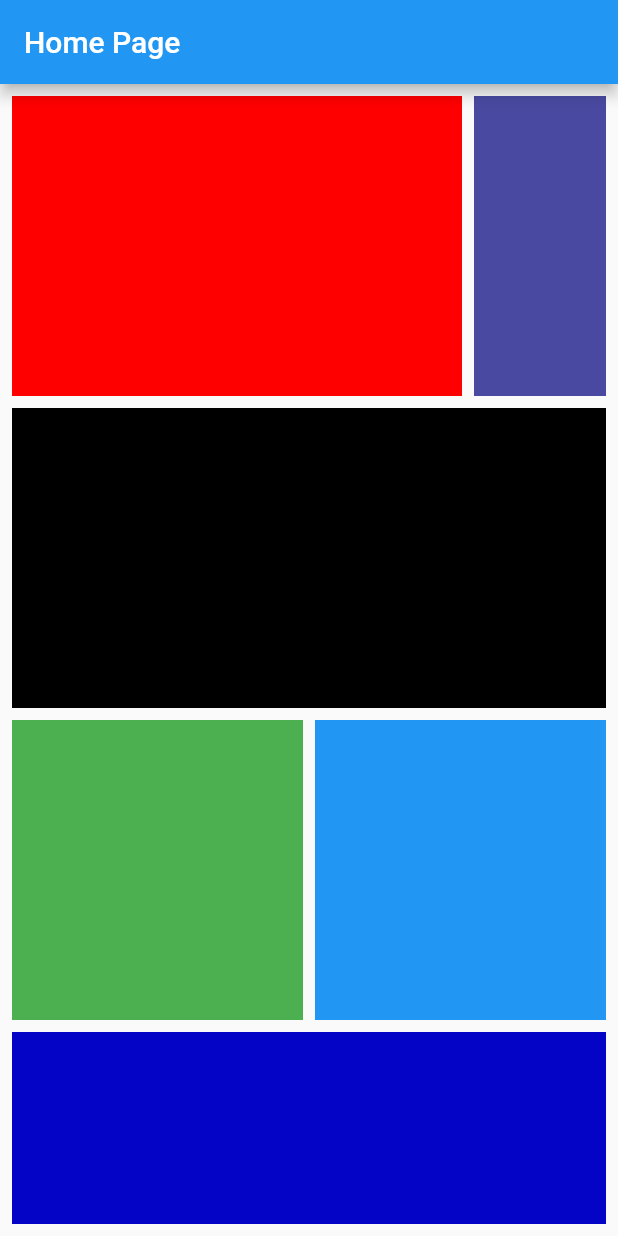
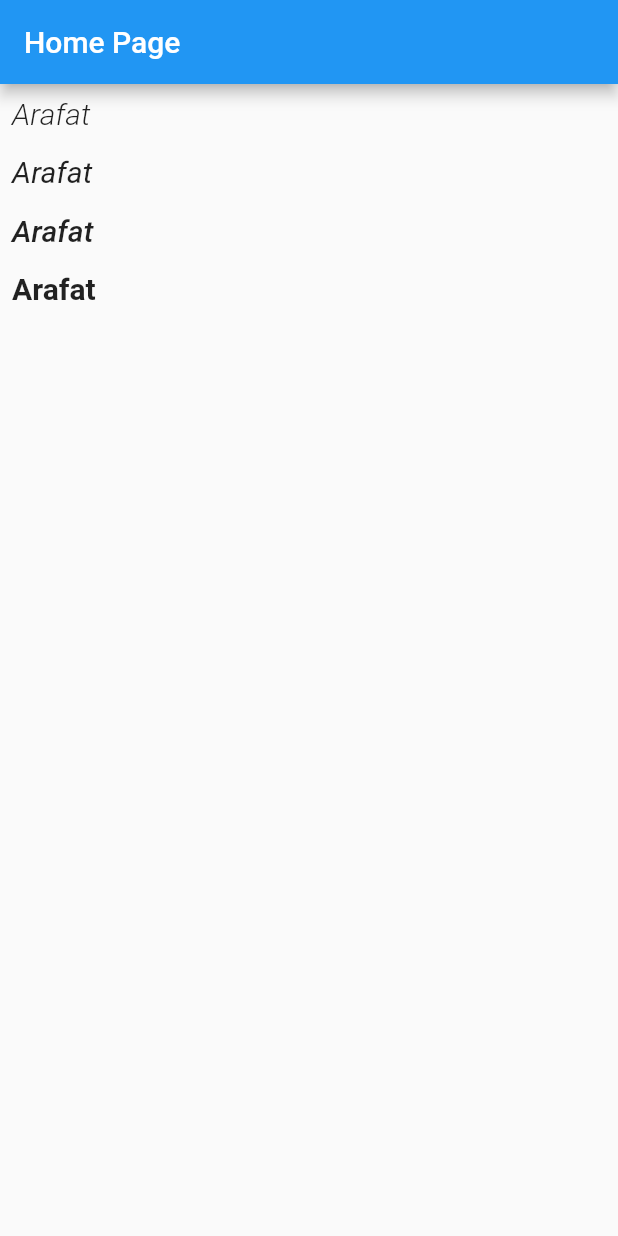
Before and after one commit to arafat-islam/widgettest, a Flutter app: the screen it shows after launch, on a phone screen of 412 x 824 dp. Run offline on Flutter 3.47's test engine with Material 2 defaults, Android fonts, the phone set to English and light mode, and no system bars.

Commit message:
added ListView

```diff
--- /dev/null
+++ b/lib/ListView.dart
@@ -0,0 +1,55 @@
+import 'package:flutter/material.dart';
+
+class MyListView extends StatelessWidget {
+  MyListView({super.key});
+
+  @override
+  Widget build(BuildContext context) {
+    return ListView(
+      scrollDirection: Axis.vertical,
+      reverse: false,
+      children: [
+        Padding(
+          padding: EdgeInsets.all(8.0),
+          child: Text(
+            'Arafat',
+            style: TextStyle(
+                fontSize: 20,
+                fontStyle: FontStyle.italic,
+                fontWeight: FontWeight.w300),
+          ),
+        ),
+        Padding(
+          padding: EdgeInsets.all(8.0),
+          child: Text(
+            'Arafat',
+            style: TextStyle(
+                fontSize: 20,
+                fontStyle: FontStyle.italic,
+                fontWeight: FontWeight.w400),
+          ),
+        ),
+        Padding(
+          padding: EdgeInsets.all(8.0),
+          child: Text(
+            'Arafat',
+            style: TextStyle(
+                fontSize: 20,
+                fontStyle: FontStyle.italic,
+                fontWeight: FontWeight.w500),
+          ),
+        ),
+        Padding(
+          padding: EdgeInsets.all(8.0),
+          child: Text(
+            'Arafat',
+            style: TextStyle(
+                fontSize: 20,
+                fontStyle: FontStyle.normal,
+                fontWeight: FontWeight.w600),
+          ),
+        ),
+      ],
+    );
+  }
+}
--- a/lib/main.dart
+++ b/lib/main.dart
@@ -1,6 +1,7 @@
 import 'dart:ui';
 import 'package:widgettesting/scrollview.dart';
 
+import 'ListView.dart';
 import 'inkwell.dart';
 import 'package:flutter/material.dart';
 // Uncomment lines 3 and 6 to view the visual layout at runtime.
@@ -36,7 +37,7 @@ class MyHomePage extends StatelessWidget {
       appBar: AppBar(
         title: Text(this.title),
       ),
-      body: const MySingleChildScrollView(),
+      body: MyListView(),
     );
   }
 }
```
